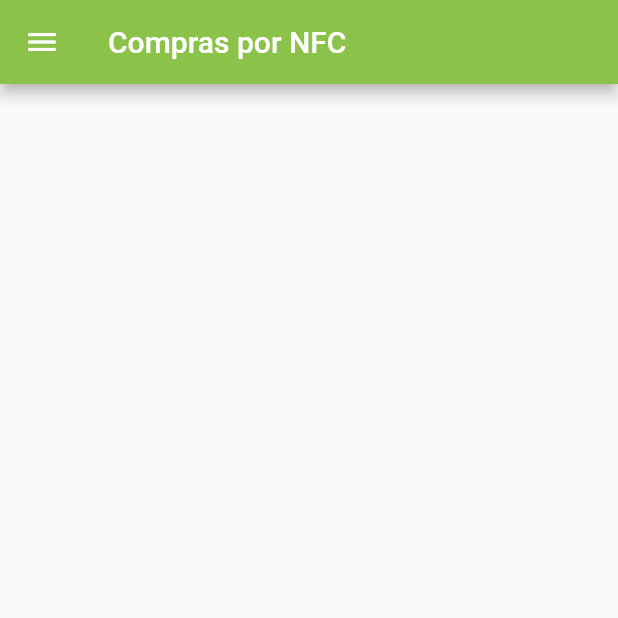
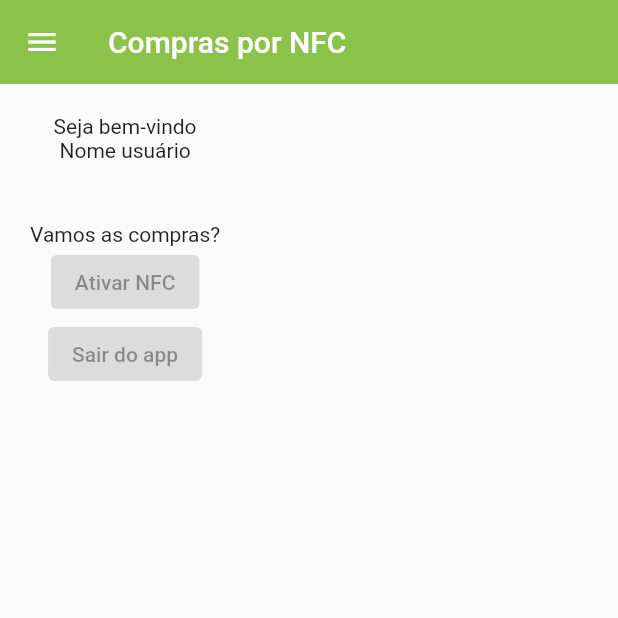
Before and after one commit to andreluismiller/pi7, a Flutter app: the screen it shows after launch, on a phone screen of 412 x 824 dp, the top half of it. Run offline on Flutter 3.47's test engine with Material 2 defaults, Android fonts, the phone set to English and light mode, and no system bars; missing offline and left inert: nfc_manager.

Commit message:
home body widget commit

```diff
--- a/pi_7/lib/main.dart
+++ b/pi_7/lib/main.dart
@@ -1,18 +1,14 @@
 // ignore_for_file: prefer_const_constructors, prefer_const_literals_to_create_immutables, use_key_in_widget_constructors
 import 'package:flutter/material.dart';
+import 'package:nfc_manager/nfc_manager.dart';
 // import 'home.dart';
 
 void main() {
-  runApp(
-    MaterialApp(
-      debugShowCheckedModeBanner: false,
-      home: HomePage()
-    )
-  );
+  runApp(MaterialApp(debugShowCheckedModeBanner: false, home: HomePage()));
 }
 
 class HomePage extends StatefulWidget {
-  const HomePage({ Key? key }) : super(key: key);
+  const HomePage({Key? key}) : super(key: key);
   @override
   State<HomePage> createState() => _HomePageState();
 }
@@ -22,6 +18,7 @@ class _HomePageState extends State<HomePage> {
   Widget build(BuildContext context) {
     return Scaffold(
       appBar: AppBar(
+        elevation: 0.0,
         backgroundColor: Colors.lightGreen,
         title: Text('Compras por NFC'),
         //'actions: [
@@ -37,7 +34,8 @@ class _HomePageState extends State<HomePage> {
               child: CircleAvatar(
                 backgroundColor: Colors.grey,
                 child: Icon(
-                  Icons.person, color: Colors.black,
+                  Icons.person,
+                  color: Colors.black,
                 ),
               ),
             ),
@@ -45,23 +43,18 @@ class _HomePageState extends State<HomePage> {
               color: Colors.purple,
             ),
           ),
-
-
-
-
           //MENU LATERAL (navegação) do aplicativo
           //CÓDIGO CORPO DO USERACCOUNTSDRAWERHEADER (barra lateral do app)
-          InkWell (
-            onTap: (){}, //Adicionar função
+          InkWell(
+            onTap: () {}, //Adicionar função
             //Widget para transformar a entrada estática do menu em uma ação
             child: ListTile(
               title: Text('Página Inicial'),
               leading: Icon(Icons.home),
             ),
           ),
-
-            InkWell (
-              onTap: (){}, //Adicionar função
+          InkWell(
+            onTap: () {}, //Adicionar função
             //Widget para transformar a entrada estática do menu em uma ação
             child: ListTile(
               title: Text('Minha Lista'),
@@ -71,31 +64,61 @@ class _HomePageState extends State<HomePage> {
 
           Divider(),
 
-            InkWell (
-              onTap: (){}, //Adicionar função
+          InkWell(
+            onTap: () {}, //Adicionar função
             //Widget para transformar a entrada estática do menu em uma ação
             child: ListTile(
               title: Text('Configurações'),
               leading: Icon(Icons.settings),
             ),
           ),
-
-            InkWell (
-              onTap: (){}, //Adicionar função
+          InkWell(
+            onTap: () {}, //Adicionar função
             //Widget para transformar a entrada estática do menu em uma ação
             child: ListTile(
               title: Text('Sobre'),
               leading: Icon(Icons.help),
             ),
           ),
+        ],
+      )),
 
+
+      //SEÇÃO CORPO
+      body: Column(
+        children: [
+          Container(
+            padding: const EdgeInsets.all(20),
+            child: Column(
+              children: [
+                Text('Seja bem-vindo'),
+                Text('Nome usuário'),
               ],
-        )
+            ),
+          ),
+          Container(
+            padding: const EdgeInsets.all(20),
+            child: Column(
+              children: [
+                Text('Vamos as compras?'),
+                ElevatedButton(
+                  onPressed: null,
+                  child: Text('Ativar NFC'),
+                  //TO DO:
+                  //Implementar função para ativar NFC do dispositivo
+                ),
+                ElevatedButton(
+                  onPressed: null,
+                  child: Text('Sair do app'),
+                ),
+              ],
+            ),
+          ),
+        ],
       ),
     );
   }
 }
-
 
 //EXERCÍCIO - IGNORAR
 // void main() {
@@ -118,8 +141,6 @@ class _HomePageState extends State<HomePage> {
 //     )
 //   );
 // }
-
-
 
 // //HOMEPAGE
 // void main() {
@@ -172,14 +193,11 @@ class _HomePageState extends State<HomePage> {
 //   }
 // }
 
-
 //TO DO:
 //Criar janela pop-up ativada pela detecção de uma etiqueta NFC, contendo as informações do produto
 //(tipo, marca, quantidade e valor) = [{"LanguageCode":"English","Text":"(tipo, marca, quantidade e valor","EncodingType":"UTF8","RecordType":"Text"}],
 //com opções para adicionar produto à lista ou voltar a escanear produtos
 
-
-
 //CRIAÇÃO DE PÁGINA: Lista de compras
 //Espécie de carrinho em forma de lista com todos os produtos adicionados pelo usuário e a somatória total dos produtos
 //Exibi descrição do produto (ex: macarrão pene grano duro barilla 500g), valor e quantidade selecionada pelo usuário
--- a/pi_7/pubspec.yaml
+++ b/pi_7/pubspec.yaml
@@ -34,6 +34,7 @@ dependencies:
   # The following adds the Cupertino Icons font to your application.
   # Use with the CupertinoIcons class for iOS style icons.
   cupertino_icons: ^1.0.2
+  nfc_manager: ^3.1.1
 
 dev_dependencies:
   flutter_test:
```
Also changed, not shown: pi_7/pubspec.lock, 1 other file. Lines whose indentation alone changed are shown as unchanged.
